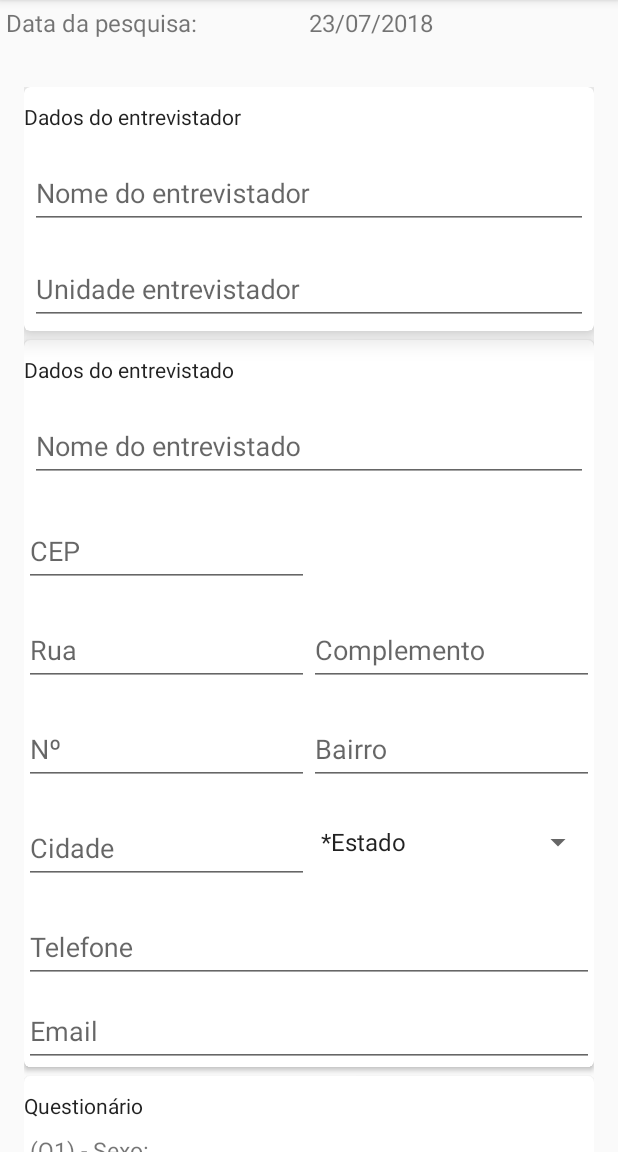
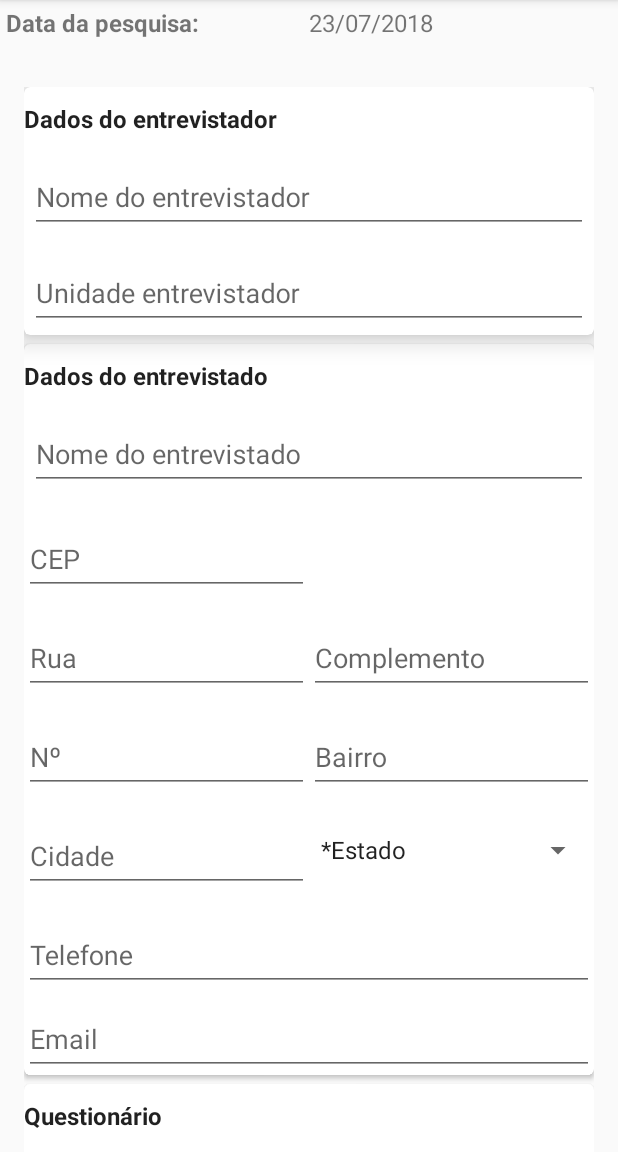
Before and after one commit to weslei-dias/pesquisabrasileira, an Android app: the screen it shows after launch (MainActivity), after a tap on an icon or button, on a phone screen of 412 x 824 dp, the part 84-1236 px from its top. Run offline under Robolectric (Android 15) with nearby library versions, the phone set to English and light mode, and no system bars; libraries missing offline, so code that uses them is left out: retrofit2.adapter.rxjava, rx.android.schedulers, rx.schedulers; plain views replace MaskEditText; 5 statements that could not run were skipped.

Commit message:
Alterção do tamanho das fontes

```diff
--- a/app/build.gradle
+++ b/app/build.gradle
@@ -6,7 +6,7 @@ android {
         applicationId "com.domain.androidcrud"
         minSdkVersion 16
         targetSdkVersion 27
-        versionCode 2
+        versionCode 3
         versionName "1.0"
         testInstrumentationRunner "android.support.test.runner.AndroidJUnitRunner"
     }
--- a/app/src/main/AndroidManifest.xml
+++ b/app/src/main/AndroidManifest.xml
@@ -3,7 +3,7 @@
     package="com.domain.androidcrud">
     <uses-permission android:name="android.permission.INTERNET" />
     <application
-        android:allowBackup="true"
+        android:allowBackup="false"
         android:icon="@mipmap/ic_launcher"
         android:label="@string/app_name"
         android:roundIcon="@drawable/logopopbe"
--- a/app/src/main/java/com/domain/androidcrud/ClienteDao.java
+++ b/app/src/main/java/com/domain/androidcrud/ClienteDao.java
@@ -64,10 +64,10 @@ public class ClienteDao {
             String inicioPos = cursor.getString(cursor.getColumnIndex("inicio_pos"));
             String outroLocal = cursor.getString(cursor.getColumnIndex("outro_local"));
             String outraArea = cursor.getString(cursor.getColumnIndex("outra_area"));
+            String tempoConclusaoGraduacao = cursor.getString(cursor.getColumnIndex("tempo_conclusao_graduacao"));
             String desejaGraduacao = cursor.getString(cursor.getColumnIndex("deseja_graduacao"));
             String inicioPrimeiraGraduacao = cursor.getString(cursor.getColumnIndex("inicio_primeira_graduacao"));
             String inicioSegundaGraduacao = cursor.getString(cursor.getColumnIndex("inicio_segunda_graduacao"));
-            String tempoConclusaoGraduacao = cursor.getString(cursor.getColumnIndex("tempo_conclusao_graduacao"));
 
             clientes.add(new Cliente(id, dataPesquisa, nomeEntrevistador, unidadeEntrevista, nomeEntrevistado, sexo, cidade, cep,
                     bairro, numero, estado, rua, complemento, telefone, email, idade, localPesquisa,
--- a/app/src/main/java/com/domain/androidcrud/DBHelper.java
+++ b/app/src/main/java/com/domain/androidcrud/DBHelper.java
@@ -7,12 +7,12 @@ import android.database.sqlite.SQLiteOpenHelper;
 public class DBHelper extends SQLiteOpenHelper {
 
     private static final String DATABASE_NAME = "Crud.db";
-    private static final int DATABASE_VERSION = 1;
+    private static final int DATABASE_VERSION = 3;
     private final String CREATE_TABLE = "CREATE TABLE " +
             "popbe (id INTEGER PRIMARY KEY AUTOINCREMENT, " +
             "data_pesquisa TEXT NOT NULL," +
             "nome_entrevistador TEXT NOT NULL, " +
-            "unidade_entrevista TEXT NOT NULL, " +
+            "unidade_entrevista TEXT, " +
             "nome_entrevistado TEXT NOT NULL, " +
             "cidade TEXT NOT NULL, " +
             "cep INTEGER NOT NULL, " +
@@ -24,15 +24,15 @@ public class DBHelper extends SQLiteOpenHelper {
             "telefone INTEGER NOT NULL, " +
             "email TEXT NOT NULL, " +
             "idade TEXT NOT NULL, " +
-            "local_pesquisa TEXT NOT NULL, " +
-            "ocupacao TEXT NOT NULL, " +
-            "escolaridade TEXT NOT NULL, " +
-            "deseja_graduacao TEXT NOT NULL, " +
-            "area_graduacao TEXT NOT NULL, " +
-            "opcao_pos TEXT NOT NULL, " +
+            "local_pesquisa TEXT, " +
+            "ocupacao TEXT, " +
+            "escolaridade TEXT, " +
+            "deseja_graduacao TEXT, " +
+            "area_graduacao TEXT, " +
+            "opcao_pos TEXT, " +
             "qual_pos TEXT, " +
             "pretencao_inicio_pos TEXT, " +
-            "paticipar_sorteio TEXT NOT NULL, " +
+            "paticipar_sorteio TEXT, " +
             "sexo TEXT," +
             "inicio_pos TEXT," +
             "outro_local TEXT," +
@@ -47,11 +47,13 @@ public class DBHelper extends SQLiteOpenHelper {
 
     @Override
     public void onCreate(SQLiteDatabase sqLiteDatabase) {
+        sqLiteDatabase.execSQL("drop table if exists popbe");
         sqLiteDatabase.execSQL(CREATE_TABLE);
     }
 
     @Override
     public void onUpgrade(SQLiteDatabase sqLiteDatabase, int i, int i1) {
-
+        sqLiteDatabase.execSQL("drop table if exists popbe");
+        onCreate(sqLiteDatabase);
     }
 }
--- a/app/src/main/res/layout/content_cadastro.xml
+++ b/app/src/main/res/layout/content_cadastro.xml
@@ -29,6 +29,7 @@
                     android:layout_width="@dimen/width_label"
                     android:layout_height="wrap_content"
                     android:layout_weight="1"
+                    android:textStyle="bold"
                     android:text="Data da pesquisa: "
                     android:textSize="16sp" />
 
@@ -79,9 +80,10 @@
                             android:layout_marginBottom="5dp"
                             android:layout_marginTop="10dp"
                             android:gravity="left"
+                            android:textStyle="bold"
                             android:text="Dados do entrevistador"
                             android:textAppearance="@style/TextAppearance.AppCompat"
-                            android:textSize="14sp" />
+                            android:textSize="16sp" />
 
                         <LinearLayout
                             android:id="@+id/ll_fieldset_entrevistador"
@@ -150,9 +152,10 @@
                             android:layout_marginBottom="5dp"
                             android:layout_marginTop="10dp"
                             android:gravity="left"
+                            android:textStyle="bold"
                             android:text="Dados do entrevistado"
                             android:textAppearance="@style/TextAppearance.AppCompat"
-                            android:textSize="14sp" />
+                            android:textSize="16sp" />
 
                         <LinearLayout
                             android:id="@+id/ll_fieldset_entrevistado"
@@ -409,9 +412,10 @@
                             android:layout_marginBottom="5dp"
                             android:layout_marginTop="10dp"
                             android:gravity="left"
+                            android:textStyle="bold"
                             android:text="Questionário"
                             android:textAppearance="@style/TextAppearance.AppCompat"
-                            android:textSize="14sp" />
+                            android:textSize="16sp" />
 
 
                         <LinearLayout
@@ -419,6 +423,7 @@
                             android:layout_width="match_parent"
                             android:layout_height="wrap_content"
                             android:orientation="vertical"
+                            android:layout_marginBottom="@dimen/margin_bottom_layout"
                             android:padding="4dp">
 
                             <TextView
@@ -426,7 +431,8 @@
                                 android:layout_width="wrap_content"
                                 android:layout_height="wrap_content"
                                 android:text="(Q1) - Sexo:"
-                                android:textSize="15sp" />
+                                android:layout_marginBottom="@dimen/margin_bottom"
+                                android:textSize="@dimen/font_size" />
 
 
                             <RadioGroup
@@ -455,15 +461,16 @@
                             android:layout_width="match_parent"
                             android:layout_height="wrap_content"
                             android:orientation="vertical"
+                            android:layout_marginBottom="@dimen/margin_bottom_layout"
                             android:padding="4dp">
 
                             <TextView
                                 android:id="@+id/txtIdade"
                                 android:layout_width="match_parent"
                                 android:layout_height="wrap_content"
-                                android:layout_marginTop="2dp"
+                                android:layout_marginBottom="@dimen/margin_bottom"
                                 android:text="(Q2) - Idade:"
-                                android:textSize="15sp" />
+                                android:textSize="@dimen/font_size" />
 
                             <Spinner
                                 android:id="@+id/spnIdade"
@@ -479,6 +486,7 @@
                             android:layout_width="match_parent"
                             android:layout_height="wrap_content"
                             android:orientation="vertical"
+                            android:layout_marginBottom="@dimen/margin_bottom_layout"
                             android:padding="4dp">
 
                             <TextView
@@ -486,8 +494,9 @@
                                 android:layout_width="wrap_content"
                                 android:layout_height="wrap_content"
                                 android:layout_marginTop="2dp"
+                                android:layout_marginBottom="@dimen/margin_bottom"
                                 android:text="(Q4) - Local da pesquisa:"
-                                android:textSize="15sp" />
+                                android:textSize="@dimen/font_size" />
 
                             <Spinner
                                 android:id="@+id/spnLocalPesquisa"
@@ -522,6 +531,7 @@
                             android:layout_width="match_parent"
                             android:layout_height="wrap_content"
                             android:orientation="vertical"
+                            android:layout_marginBottom="@dimen/margin_bottom_layout"
                             android:padding="4dp">
 
                             <TextView
@@ -529,8 +539,9 @@
                                 android:layout_width="wrap_content"
                                 android:layout_height="wrap_content"
                                 android:layout_marginTop="2dp"
+                                android:layout_marginBottom="@dimen/margin_bottom"
                                 android:text="(Q5) - Ocupação:"
-                                android:textSize="15sp" />
+                                android:textSize="@dimen/font_size" />
 
                             <Spinner
                                 android:id="@+id/spnOcupacao"
@@ -547,6 +558,7 @@
                             android:layout_width="match_parent"
                             android:layout_height="wrap_content"
                             android:orientation="vertical"
+                            android:layout_marginBottom="@dimen/margin_bottom_layout"
                             android:padding="4dp">
 
                             <TextView
@@ -554,8 +566,9 @@
                                 android:layout_width="wrap_content"
                                 android:layout_height="wrap_content"
                                 android:layout_marginTop="2dp"
+                                android:layout_marginBottom="@dimen/margin_bottom"
                                 android:text="(Q6) - Escolaridade:"
-                                android:textSize="15sp" />
+                                android:textSize="@dimen/font_size" />
 
                             <Spinner
                                 android:id="@+id/spnEscolaridade"
@@ -573,14 +586,16 @@
                             android:layout_height="match_parent"
                             android:layout_marginTop="2dp"
                             android:orientation="vertical"
+                            android:layout_marginBottom="@dimen/margin_bottom_layout"
                             android:padding="4dp">
 
                             <TextView
                                 android:id="@+id/txtArea"
                                 android:layout_width="wrap_content"
                                 android:layout_height="wrap_content"
+                                android:layout_marginBottom="@dimen/margin_bottom"
                                 android:text="(Q7) - Área de Graduação:"
-                                android:textSize="15sp" />
+                                android:textSize="@dimen/font_size" />
 
                             <Spinner
                                 android:id="@+id/spnAreaGraduacao"
@@ -623,6 +638,7 @@
                                 android:layout_height="wrap_content"
                                 android:layout_centerHorizontal="true"
                                 android:layout_centerVertical="true"
+                                android:layout_marginBottom="6dp"
                                 android:hint="Quanto tempo falta para conclusão?"
                                 android:inputType="text" />
                         </android.support.design.widget.TextInputLayout>
@@ -632,6 +648,7 @@
                             android:layout_width="match_parent"
                             android:layout_height="wrap_content"
                             android:orientation="vertical"
+                            android:layout_marginBottom="@dimen/margin_bottom_layout"
                             android:padding="4dp">
 
                             <TextView
@@ -639,8 +656,9 @@
                                 android:layout_width="wrap_content"
                                 android:layout_height="wrap_content"
                                 android:layout_marginTop="2dp"
+                                android:layout_marginBottom="@dimen/margin_bottom"
                                 android:text="(Q8) - Gostaria de fazer uma 1ª ou 2ª Graduação?"
-                                android:textSize="15sp" />
+                                android:textSize="@dimen/font_size" />
 
                             <Spinner
                                 android:id="@+id/spnGostariaGraduacao"
@@ -664,6 +682,7 @@
                                     android:layout_height="wrap_content"
                                     android:layout_centerHorizontal="true"
                                     android:layout_centerVertical="true"
+                                    android:layout_marginBottom="6dp"
                                     android:hint="Quero fazer a 1º graduação em"
                                     android:inputType="text"
                                     android:textSize="15sp" />
@@ -683,6 +702,7 @@
                                     android:layout_height="wrap_content"
                                     android:layout_centerHorizontal="true"
                                     android:layout_centerVertical="true"
+                                    android:layout_marginBottom="6dp"
                                     android:hint="Quero fazer a 2ª graduação em"
                                     android:inputType="text"
                                     android:textSize="15sp" />
@@ -694,6 +714,7 @@
                             android:layout_width="match_parent"
                             android:layout_height="wrap_content"
                             android:orientation="vertical"
+                            android:layout_marginBottom="@dimen/margin_bottom_layout"
                             android:padding="4dp">
 
                             <TextView
@@ -701,8 +722,9 @@
                                 android:layout_width="wrap_content"
                                 android:layout_height="wrap_content"
                                 android:layout_marginTop="2dp"
+                                android:layout_marginBottom="@dimen/margin_bottom"
                                 android:text="(Q9) - Gostaria de fazer uma Pós-Graduação:"
-                                android:textSize="15sp" />
+                                android:textSize="@dimen/font_size" />
 
                             <Spinner
                                 android:id="@+id/spnGostariaPos"
@@ -738,6 +760,7 @@
                             android:layout_height="fill_parent"
                             android:orientation="vertical"
                             android:padding="4dp"
+                            android:layout_marginBottom="@dimen/margin_bottom_layout"
                             android:visibility="gone">
 
                             <TextView
@@ -745,8 +768,9 @@
                                 android:layout_width="wrap_content"
                                 android:layout_height="match_parent"
                                 android:layout_marginTop="2dp"
+                                android:layout_marginBottom="@dimen/margin_bottom"
                                 android:text="(Q10) - Quando pretende iniciar?"
-                                android:textSize="15sp" />
+                                android:textSize="@dimen/font_size" />
 
                             <Spinner
                                 android:id="@+id/spnInicioPos"
@@ -781,6 +805,7 @@
                             android:layout_width="match_parent"
                             android:layout_height="wrap_content"
                             android:orientation="vertical"
+                            android:layout_marginBottom="@dimen/margin_bottom_layout"
                             android:padding="4dp">
 
                             <TextView
@@ -788,8 +813,9 @@
                                 android:layout_width="wrap_content"
                                 android:layout_height="match_parent"
                                 android:layout_marginTop="2dp"
+                                android:layout_marginBottom="@dimen/margin_bottom"
                                 android:text="Quer participar do sorteio dos cursos de pós graduação ou de extenção gratuitos?"
-                                android:textSize="15sp" />
+                                android:textSize="@dimen/font_size" />
 
                             <Spinner
                                 android:id="@+id/spnSorteio"
@@ -797,7 +823,8 @@
                                 android:layout_height="match_parent"
                                 android:entries="@array/participarSorteio"
                                 android:spinnerMode="dialog"
-                                android:textSize="15sp" />
+                                android:textSize="15sp"
+                                android:layout_marginBottom="@dimen/margin_bottom"/>
                         </LinearLayout>
                     </LinearLayout>
                 </android.support.v7.widget.CardView>
--- a/app/src/main/res/values/dimens.xml
+++ b/app/src/main/res/values/dimens.xml
@@ -3,6 +3,8 @@
     <dimen name="fab_margin">16dp</dimen>
     <dimen name="width_label">120dp</dimen>
     <dimen name="width_label_item_content">200dp</dimen>
-
+    <dimen name="font_size">18sp</dimen>
+    <dimen name="margin_bottom">10dp</dimen>
+    <dimen name="margin_bottom_layout">10dp</dimen>
 
 </resources>
--- /dev/null
+++ b/app/src/main/res/values/fonts.xml
@@ -0,0 +1,2 @@
+<?xml version="1.0" encoding="utf-8"?>
+<resources></resources>
```
